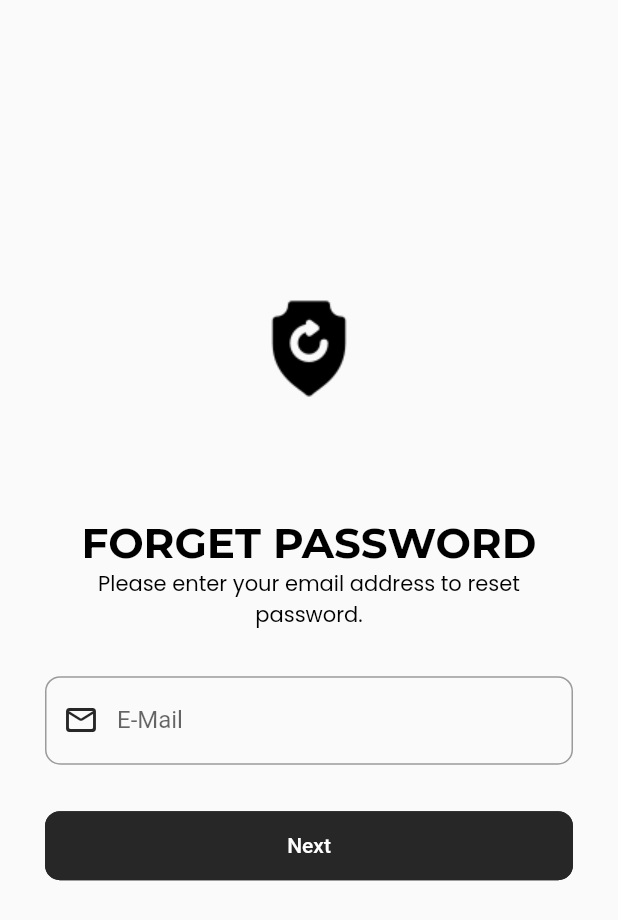
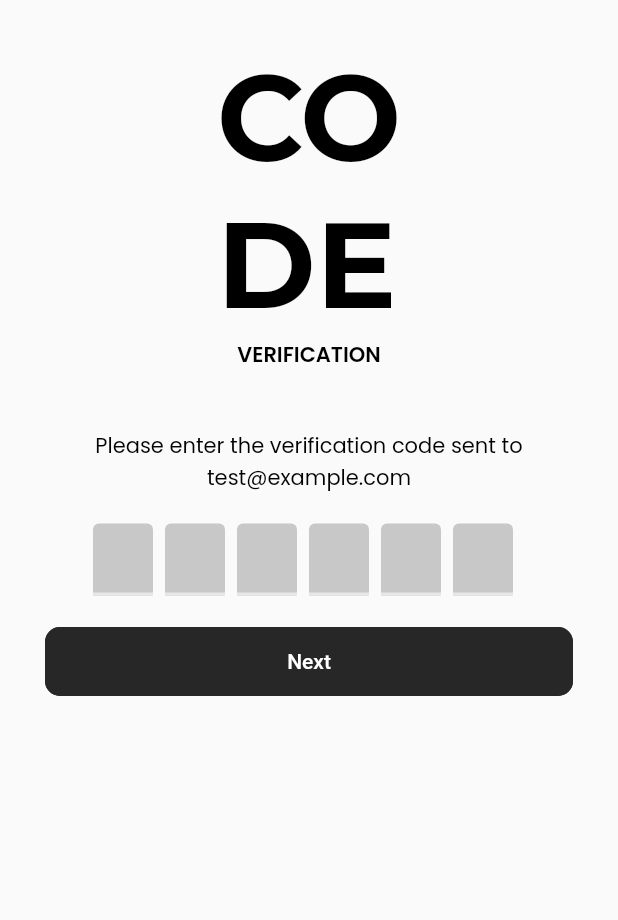
Before and after one commit to Rontim/flutter_authentication_app, a Flutter app: the ForgetPasswordMailScreen screen opened directly, after a tap on "Next", on a phone screen of 412 x 824 dp. Shown: the top 920 px of the screen. Run offline on Flutter 3.47's test engine with Material 2 defaults, Android fonts, the phone set to English and light mode, and no system bars; drawn by our look-alikes of flutter_otp_text_field; our stand-ins replace get, google_fonts, liquid_swipe, smooth_page_indicator.

Commit message:
Added the OTP Screen

```diff
--- a/lib/main.dart
+++ b/lib/main.dart
@@ -18,7 +18,7 @@ class App extends StatelessWidget {
       themeMode: ThemeMode.system,
       debugShowCheckedModeBanner: false,
       defaultTransition: Transition.leftToRightWithFade,
-      transitionDuration: const Duration(milliseconds: 500),
+      transitionDuration: const Duration(milliseconds: 1000),
       home: const SplashScreen(),
     );
   }
--- a/lib/src/constants/text_strings.dart
+++ b/lib/src/constants/text_strings.dart
@@ -57,4 +57,14 @@ const String tForgotPasswordPhone = 'Reset via Phone Number.';
 /* - Forget Password Mail Screen Text Strings -- */
 const String tForgetPassword = 'Forget Password';
 const String tForgetPasswordSubTitle =
-    'Please enter your email address to reset password.';
+    'Please enter your registered E-Mail to receive OTP.';
+
+/* - Forget Password Phone Screen Text Strings -- */
+const String tForgetPasswordPhone = 'Forget Password';
+const String tForgetPasswordPhoneSubTitle =
+    'Please enter your registered Phone No to receive OTP.';
+
+/* - OTP Screen Text Strings -- */
+const String tOtpTitle = 'CO\nDE';
+const String tOtpSubTitle = 'Verification';
+const String tOtpMessage = 'Please enter the verification code sent to ';
--- a/lib/src/features/authentication/screens/forget_password/forget_password_mail/forget_password_mail.dart
+++ b/lib/src/features/authentication/screens/forget_password/forget_password_mail/forget_password_mail.dart
@@ -2,7 +2,9 @@ import 'package:authentication_app/src/common_widgets/fade_in_animation/form/for
 import 'package:authentication_app/src/constants/image_strings.dart';
 import 'package:authentication_app/src/constants/sizes.dart';
 import 'package:authentication_app/src/constants/text_strings.dart';
+import 'package:authentication_app/src/features/authentication/screens/forget_password/forget_password_otp/otp_screen.dart';
 import 'package:flutter/material.dart';
+import 'package:get/get.dart';
 
 class ForgetPasswordMailScreen extends StatelessWidget {
   const ForgetPasswordMailScreen({super.key});
@@ -17,9 +19,9 @@ class ForgetPasswordMailScreen extends StatelessWidget {
             child: Column(
               children: [
                 const SizedBox(height: tDefaultSize * 4),
-                FormHeader(
+                const FormHeader(
                   image: tForgetPasswordImage,
-                  title: tForgetPassword.toUpperCase(),
+                  title: tForgetPassword,
                   subTitle: tForgetPasswordSubTitle,
                   crossAxisAlignment: CrossAxisAlignment.center,
                   heightBetween: 30.0,
@@ -40,7 +42,9 @@ class ForgetPasswordMailScreen extends StatelessWidget {
                     SizedBox(
                       width: double.infinity,
                       child: ElevatedButton(
-                        onPressed: () {},
+                        onPressed: () {
+                          Get.to(() => const OTPScreen());
+                        },
                         child: const Text('Next'),
                       ),
                     ),
--- /dev/null
+++ b/lib/src/features/authentication/screens/forget_password/forget_password_otp/otp_screen.dart
@@ -0,0 +1,62 @@
+import 'package:authentication_app/src/constants/sizes.dart';
+import 'package:authentication_app/src/constants/text_strings.dart';
+import 'package:flutter/material.dart';
+import 'package:flutter_otp_text_field/flutter_otp_text_field.dart';
+import 'package:google_fonts/google_fonts.dart';
+
+class OTPScreen extends StatelessWidget {
+  const OTPScreen({super.key});
+
+  @override
+  Widget build(BuildContext context) {
+    return Scaffold(
+      body: SingleChildScrollView(
+        child: Container(
+          padding: const EdgeInsets.all(tDefaultSize),
+          child: Column(
+            mainAxisAlignment: MainAxisAlignment.center,
+            children: [
+              Text(
+                tOtpTitle,
+                style: GoogleFonts.montserrat(
+                  fontSize: 80.0,
+                  fontWeight: FontWeight.bold,
+                ),
+              ),
+              Text(
+                tOtpSubTitle.toUpperCase(),
+                textAlign: TextAlign.center,
+                style: Theme.of(context).textTheme.titleLarge,
+              ),
+              const SizedBox(height: tDefaultSize + 10.0),
+              const Text(
+                "$tOtpMessage test@example.com",
+                textAlign: TextAlign.center,
+              ),
+              const SizedBox(height: tDefaultSize - 10.0),
+              OtpTextField(
+                numberOfFields: 6,
+                filled: true,
+                fillColor: Colors.black.withOpacity(0.2),
+                onCodeChanged: (code) {
+                  print('Code is $code');
+                },
+                onSubmit: (verificationCode) {
+                  print('Verification Code is $verificationCode');
+                },
+              ),
+              const SizedBox(height: tDefaultSize - 10),
+              SizedBox(
+                width: double.infinity,
+                child: ElevatedButton(
+                  onPressed: () {},
+                  child: const Text('Next'),
+                ),
+              ),
+            ],
+          ),
+        ),
+      ),
+    );
+  }
+}
--- a/lib/src/features/authentication/screens/welcome/welcome.dart
+++ b/lib/src/features/authentication/screens/welcome/welcome.dart
@@ -1,6 +1,5 @@
-import 'package:authentication_app/src/common_widgets/fade_in_animation/animation_design.dart';
 import 'package:authentication_app/src/common_widgets/fade_in_animation/fade_in_animation_controller.dart';
-import 'package:authentication_app/src/common_widgets/fade_in_animation/fade_in_animation_model.dart';
+
 import 'package:authentication_app/src/constants/colors.dart';
 import 'package:authentication_app/src/constants/image_strings.dart';
 import 'package:authentication_app/src/constants/sizes.dart';
@@ -70,7 +69,11 @@ class _WelcomeScreenState extends State<WelcomeScreen> {
                       const SizedBox(width: 10.0),
                       Expanded(
                         child: ElevatedButton(
-                          onPressed: () => Get.to(() => const SignUpScreen()),
+                          onPressed: () => Get.to(
+                            () => const SignUpScreen(),
+                            duration: const Duration(milliseconds: 1000),
+                            transition: Transition.rightToLeftWithFade,
+                          ),
                           style: Theme.of(context).elevatedButtonTheme.style,
                           child: Text(tSignUp.toUpperCase()),
                         ),
--- a/pubspec.yaml
+++ b/pubspec.yaml
@@ -17,6 +17,7 @@ dependencies:
   get: ^4.6.5
   liquid_swipe: ^3.1.0
   smooth_page_indicator: ^1.1.0
+  flutter_otp_text_field: ^1.1.1
 
 
 dev_dependencies:
```
Also changed, not shown: pubspec.lock.
